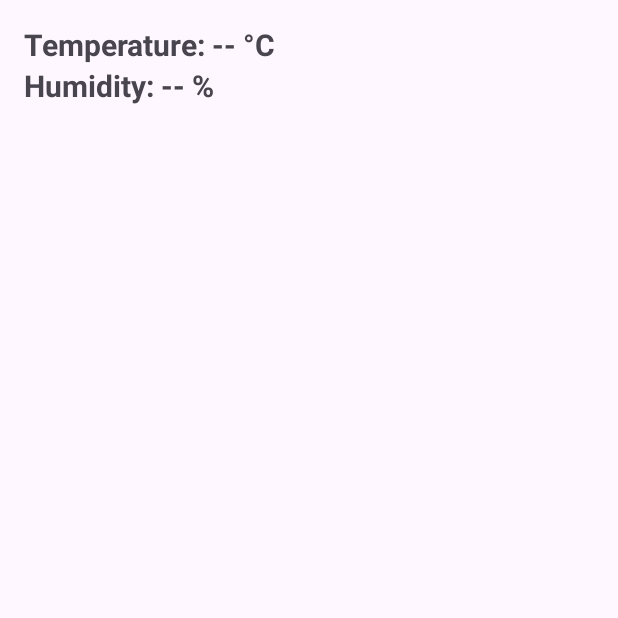
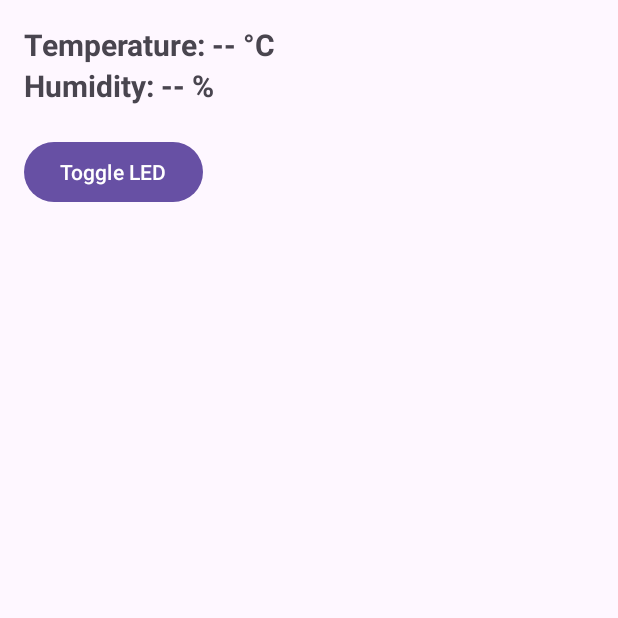
Before and after one commit to NguyenDuyTung39/ControlESP32, an Android app: the screen it shows after launch (MainActivity), on a phone screen of 412 x 824 dp, the top half of it. Run offline under Robolectric (Android 15) with nearby library versions, the phone set to English and light mode, and no system bars; our stand-ins replace Firebase (no records; nobody signed in at launch, a user with empty details on screens opened directly).

Commit message:
controller led

```diff
--- a/mobile/app/src/main/java/com/example/myapplication/MainActivity.java
+++ b/mobile/app/src/main/java/com/example/myapplication/MainActivity.java
@@ -3,11 +3,11 @@ package com.example.myapplication;
 import android.os.Bundle;
 import android.os.Handler;
 import android.util.Log;
+import android.view.View;
+import android.widget.Button;
 import android.widget.TextView;
-
 import androidx.annotation.NonNull;
 import androidx.appcompat.app.AppCompatActivity;
-
 import com.google.firebase.database.DataSnapshot;
 import com.google.firebase.database.DatabaseError;
 import com.google.firebase.database.DatabaseReference;
@@ -16,9 +16,11 @@ import com.google.firebase.database.ValueEventListener;
 
 public class MainActivity extends AppCompatActivity {
 
-    private DatabaseReference databaseRef;
+    private DatabaseReference databaseRef, dataBTN;
     private TextView tvTemperature, tvHumidity;
+    private Button btnToggleLed;
     private Handler handler = new Handler();
+    private boolean isLedOn = false; // Trạng thái LED
 
     @Override
     protected void onCreate(Bundle savedInstanceState) {
@@ -28,12 +30,19 @@ public class MainActivity extends AppCompatActivity {
         // Ánh xạ UI
         tvTemperature = findViewById(R.id.tvTemperature);
         tvHumidity = findViewById(R.id.tvHumidity);
+        btnToggleLed = findViewById(R.id.btnToggleLed);
 
         // Kết nối Firebase
         databaseRef = FirebaseDatabase.getInstance().getReference("data");
-
+        dataBTN = FirebaseDatabase.getInstance().getReference("led_status");
         // Bắt đầu lắng nghe dữ liệu mỗi 1 giây
         startFetchingData();
+
+        // Lắng nghe trạng thái LED từ Firebase
+        fetchLedStatus();
+
+        // Sự kiện bấm nút
+        btnToggleLed.setOnClickListener(v -> toggleLed());
     }
 
     private void startFetchingData() {
@@ -70,4 +79,33 @@ public class MainActivity extends AppCompatActivity {
             tvHumidity.setText("Humidity: " + humidity + " %");
         });
     }
+
+    private void toggleLed() {
+        isLedOn = !isLedOn; // Đảo trạng thái LED
+        dataBTN.child("led_status").setValue(isLedOn ? "ON" : "OFF")
+                .addOnSuccessListener(aVoid -> Log.d("Firebase", "LED Status Updated: " + (isLedOn ? "ON" : "OFF")))
+                .addOnFailureListener(e -> Log.e("Firebase", "Lỗi khi cập nhật LED", e));
+    }
+
+    private void fetchLedStatus() {
+        dataBTN.child("led_status").addValueEventListener(new ValueEventListener() {
+            @Override
+            public void onDataChange(@NonNull DataSnapshot snapshot) {
+                if (snapshot.exists()) {
+                    String status = snapshot.getValue(String.class);
+                    isLedOn = "ON".equals(status);
+                    updateLedButtonText();
+                }
+            }
+
+            @Override
+            public void onCancelled(@NonNull DatabaseError error) {
+                Log.e("Firebase", "Lỗi khi lấy trạng thái LED", error.toException());
+            }
+        });
+    }
+
+    private void updateLedButtonText() {
+        runOnUiThread(() -> btnToggleLed.setText(isLedOn ? "Turn OFF LED" : "Turn ON LED"));
+    }
 }
--- a/mobile/app/src/main/res/layout/activity_main.xml
+++ b/mobile/app/src/main/res/layout/activity_main.xml
@@ -20,5 +20,13 @@
         android:text="Humidity: -- %"
         android:textSize="20sp"
         android:textStyle="bold"/>
+    <Button
+        android:id="@+id/btnToggleLed"
+        android:layout_width="wrap_content"
+        android:layout_height="wrap_content"
+        android:text="Toggle LED"
+        android:layout_marginTop="20dp"
+        android:layout_centerHorizontal="true"/>
+
 
 </LinearLayout>
```
Also changed, not shown: 1 other file.
